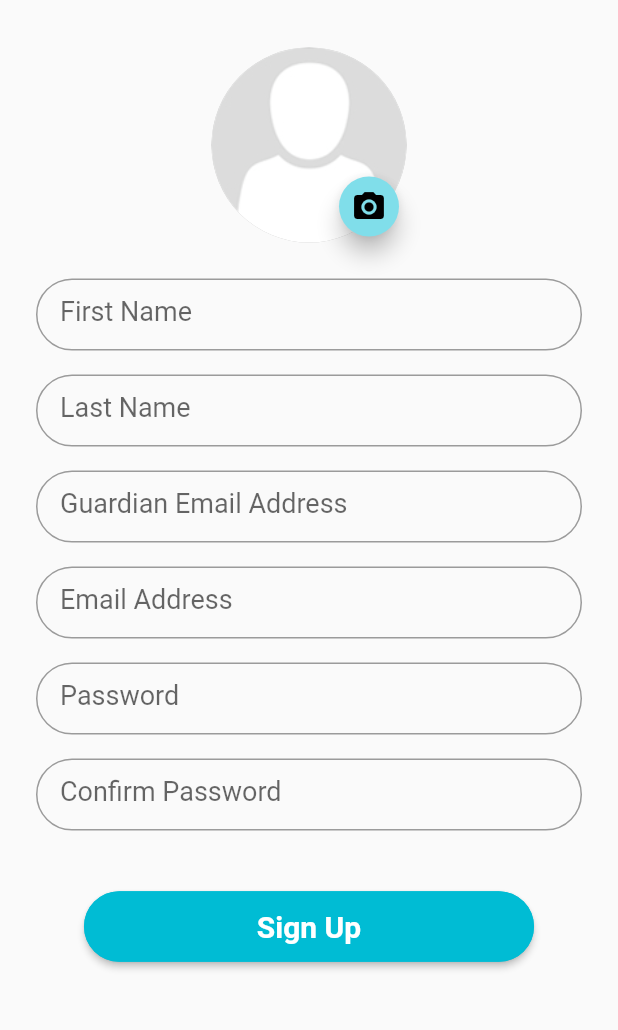
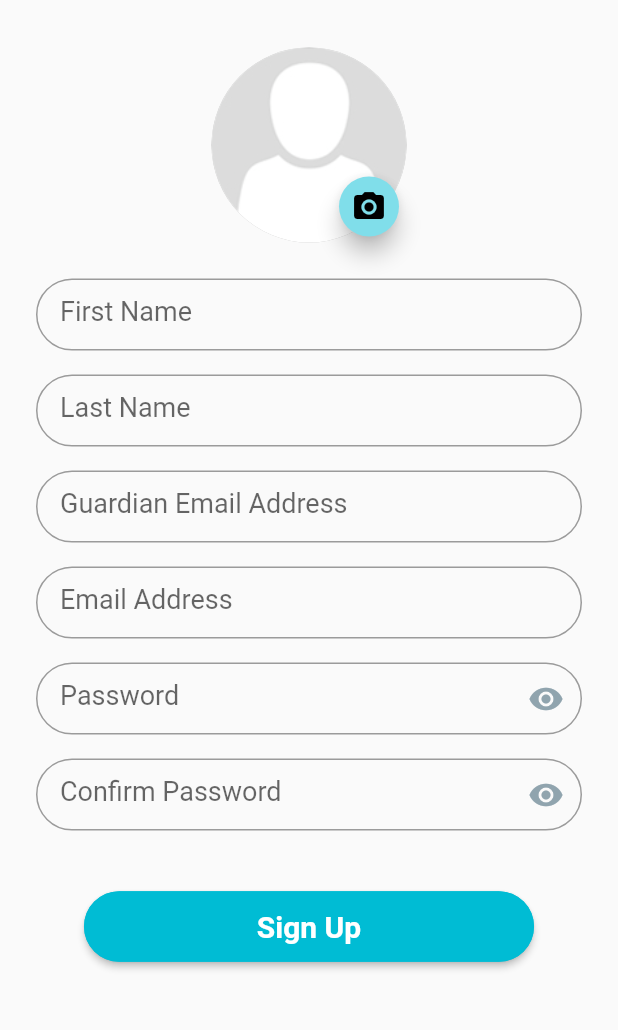
Before and after one commit to Shaunmak1214/Fractastic, a Flutter app: the SignUpScreenStudent screen opened directly, on a phone screen of 412 x 824 dp, the part 128-1158 px from its top. Run offline on Flutter 3.47's test engine with Material 2 defaults, Android fonts, the phone set to English and light mode, and no system bars; our stand-ins replace bottom_navy_bar, cached_network_image, cloud_firestore, firebase_auth, firebase_storage, fluttertoast and 5 more; accounts and stored records are empty.

Commit message:
update sign Up ahahha

```diff
--- a/lib/ui/login/LoginScreen.dart
+++ b/lib/ui/login/LoginScreen.dart
@@ -29,7 +29,7 @@ class LoginScreen extends StatefulWidget {
 class _LoginScreen extends State<LoginScreen> {
   final String userType;
   _LoginScreen(this.userType);
-  bool _showPassword = false;
+  bool _showPassword = true;
   void _toggleVisibility() {
     setState(() {
       _showPassword = !_showPassword;
--- a/lib/ui/signUp/SignUpScreenStudent.dart
+++ b/lib/ui/signUp/SignUpScreenStudent.dart
@@ -32,6 +32,12 @@ class _SignUpState extends State<SignUpScreenStudent> {
       password,
       confirmPassword,
       userType = 'Student';
+  bool _showPassword = true;
+  void _toggleVisibility() {
+    setState(() {
+      _showPassword = !_showPassword;
+    });
+  }
 
   @override
   Widget build(BuildContext context) {
@@ -275,7 +281,7 @@ class _SignUpState extends State<SignUpScreenStudent> {
             child: Padding(
               padding: const EdgeInsets.only(top: 16.0, right: 8.0, left: 8.0),
               child: TextFormField(
-                  obscureText: true,
+                  obscureText: _showPassword,
                   textInputAction: TextInputAction.next,
                   onFieldSubmitted: (_) => FocusScope.of(context).nextFocus(),
                   controller: _passwordController,
@@ -297,6 +303,17 @@ class _SignUpState extends State<SignUpScreenStudent> {
                               width: 2.0)),
                       border: OutlineInputBorder(
                         borderRadius: BorderRadius.circular(25.0),
+                      ),
+                      suffixIcon: GestureDetector(
+                        onTap: () {
+                          _toggleVisibility();
+                        },
+                        child: Icon(
+                          _showPassword
+                              ? Icons.visibility
+                              : Icons.visibility_off,
+                          color: Colors.blueGrey[300],
+                        ),
                       ))),
             )),
         ConstrainedBox(
@@ -308,7 +325,7 @@ class _SignUpState extends State<SignUpScreenStudent> {
                 onFieldSubmitted: (_) {
                   _sendToServer();
                 },
-                obscureText: true,
+                obscureText: _showPassword,
                 validator: (val) =>
                     validateConfirmPassword(_passwordController.text, val),
                 onSaved: (String val) {
@@ -327,6 +344,15 @@ class _SignUpState extends State<SignUpScreenStudent> {
                             color: Color(Constants.COLOR_PRIMARY), width: 2.0)),
                     border: OutlineInputBorder(
                       borderRadius: BorderRadius.circular(25.0),
+                    ),
+                    suffixIcon: GestureDetector(
+                      onTap: () {
+                        _toggleVisibility();
+                      },
+                      child: Icon(
+                        _showPassword ? Icons.visibility : Icons.visibility_off,
+                        color: Colors.blueGrey[300],
+                      ),
                     ))),
           ),
         ),
```
Also changed, not shown: lib/ui/signUp/SignUpScreenTeacher.dart (+30 -3 lines).
